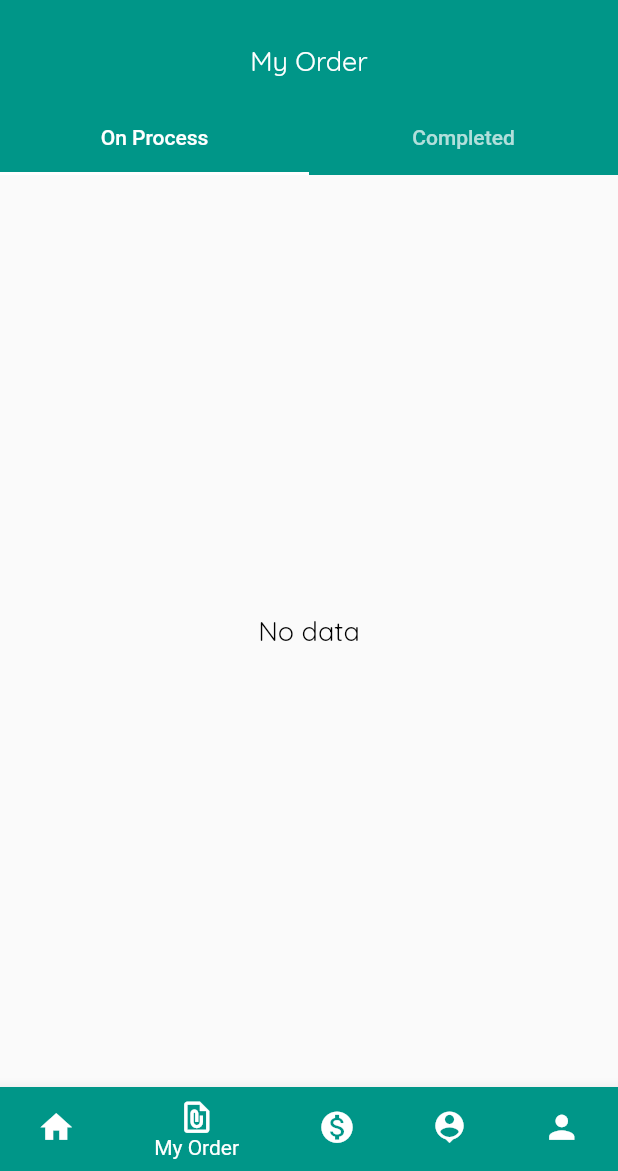
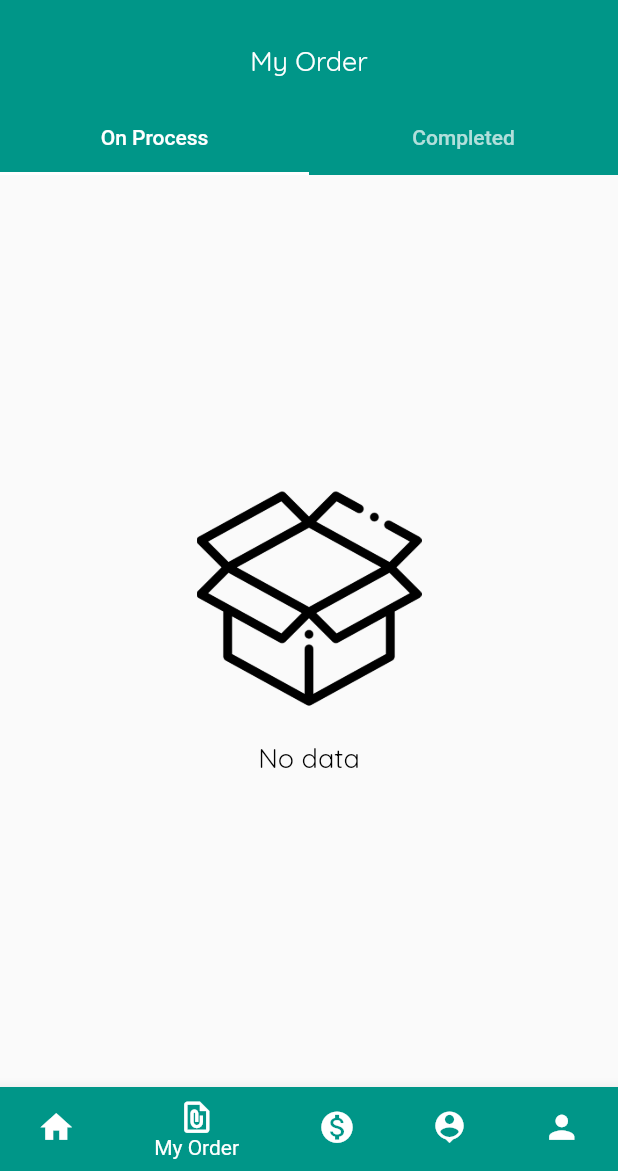
Before and after one commit to Lans12345/WhizFile, a Flutter app: the screen it shows after launch, item 2 of the bottom bar chosen, on a phone screen of 412 x 824 dp, the part 65-1236 px from its top. Run offline on Flutter 3.47's test engine with Material 2 defaults, Android fonts, the phone set to English and light mode, and no system bars.

Commit message:
added icons

```diff
--- a/lib/screens/pages/main_page.dart
+++ b/lib/screens/pages/main_page.dart
@@ -48,7 +48,7 @@ class MainPage extends StatelessWidget {
                       crossAxisAlignment: CrossAxisAlignment.center,
                       children: [
                         TextBold(
-                          text: 'Ads Section',
+                          text: 'Order',
                           fontSize: 24,
                           color: Colors.white,
                         ),
@@ -57,7 +57,7 @@ class MainPage extends StatelessWidget {
                         ),
                         TextBold(
                           text: 'Create Order',
-                          fontSize: 16,
+                          fontSize: 12,
                           color: Colors.white,
                         ),
                       ],
@@ -88,7 +88,7 @@ class MainPage extends StatelessWidget {
                         ),
                         TextBold(
                           text: 'Track your Order',
-                          fontSize: 16,
+                          fontSize: 12,
                           color: Colors.white,
                         ),
                       ],
--- a/lib/screens/pages/orders_page.dart
+++ b/lib/screens/pages/orders_page.dart
@@ -32,12 +32,28 @@ class OrdersPage extends StatelessWidget {
         ),
         body: TabBarView(children: [
           Center(
-            child:
+            child: Column(
+              mainAxisAlignment: MainAxisAlignment.center,
+              children: [
+                Image.asset('assets/images/box.png', height: 150),
+                SizedBox(
+                  height: 20,
+                ),
                 TextRegular(text: 'No data', fontSize: 18, color: Colors.black),
+              ],
+            ),
           ),
           Center(
-            child:
+            child: Column(
+              mainAxisAlignment: MainAxisAlignment.center,
+              children: [
+                Image.asset('assets/images/box.png', height: 150),
+                SizedBox(
+                  height: 20,
+                ),
                 TextRegular(text: 'No data', fontSize: 18, color: Colors.black),
+              ],
+            ),
           ),
         ]),
       ),
--- a/pubspec.yaml
+++ b/pubspec.yaml
@@ -45,6 +45,7 @@ dependencies:
   riverpod:
   flutter_riverpod:
   top_snackbar_flutter:
+  carousel_slider:
 
 dev_dependencies:
   flutter_test:
```
Also changed, not shown: assets/images/box.png (added), pubspec.lock.
